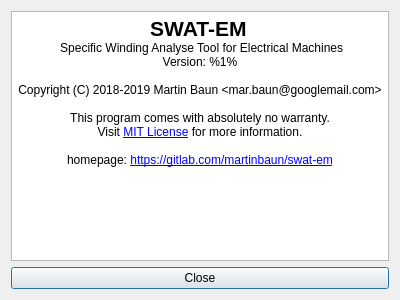
Qt form swat_em/ui/About.ui (mjfwest/swat-em) before a commit.
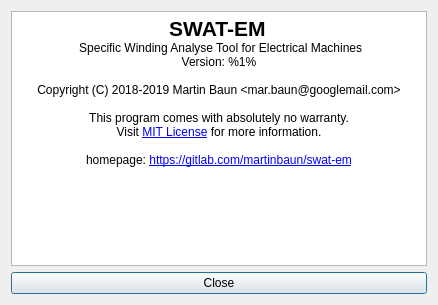
The same form after that commit. Icons and pictures are not drawn.

Diff of the .ui file:
```diff
--- a/swat_em/ui/About.ui
+++ b/swat_em/ui/About.ui
@@ -6,8 +6,8 @@
    <rect>
     <x>0</x>
     <y>0</y>
-    <width>400</width>
-    <height>300</height>
+    <width>438</width>
+    <height>305</height>
    </rect>
   </property>
   <property name="windowTitle">
@@ -34,9 +34,7 @@
 &lt;p align=&quot;center&quot; style=&quot; margin-top:0px; margin-bottom:0px; margin-left:0px; margin-right:0px; -qt-block-indent:0; text-indent:0px;&quot;&gt;This program comes with absolutely no warranty.&lt;/p&gt;
 &lt;p align=&quot;center&quot; style=&quot; margin-top:0px; margin-bottom:0px; margin-left:0px; margin-right:0px; -qt-block-indent:0; text-indent:0px;&quot;&gt;Visit &lt;a href=&quot;http://opensource.org/licenses/MIT&quot;&gt;&lt;span style=&quot; text-decoration: underline; color:#0000ff;&quot;&gt;MIT License&lt;/span&gt;&lt;/a&gt; for more information.&lt;/p&gt;
 &lt;p align=&quot;center&quot; style=&quot;-qt-paragraph-type:empty; margin-top:0px; margin-bottom:0px; margin-left:0px; margin-right:0px; -qt-block-indent:0; text-indent:0px;&quot;&gt;&lt;br /&gt;&lt;/p&gt;
-&lt;p align=&quot;center&quot; style=&quot; margin-top:0px; margin-bottom:0px; margin-left:0px; margin-right:0px; -qt-block-indent:0; text-indent:0px;&quot;&gt;homepage: &lt;a href=&quot;https://gitlab.com/martinbaun/swat-em&quot;&gt;&lt;span style=&quot; text-decoration: underline; color:#0000ff;&quot;&gt;https://gitlab.com/martinbaun/swat-em&lt;/span&gt;&lt;/a&gt;&lt;/p&gt;
-&lt;p style=&quot;-qt-paragraph-type:empty; margin-top:0px; margin-bottom:0px; margin-left:0px; margin-right:0px; -qt-block-indent:0; text-indent:0px;&quot;&gt;&lt;br /&gt;&lt;/p&gt;
-&lt;p style=&quot;-qt-paragraph-type:empty; margin-top:0px; margin-bottom:0px; margin-left:0px; margin-right:0px; -qt-block-indent:0; text-indent:0px;&quot;&gt;&lt;br /&gt;&lt;/p&gt;&lt;/body&gt;&lt;/html&gt;</string>
+&lt;p align=&quot;center&quot; style=&quot; margin-top:0px; margin-bottom:0px; margin-left:0px; margin-right:0px; -qt-block-indent:0; text-indent:0px;&quot;&gt;homepage: &lt;a href=&quot;https://gitlab.com/martinbaun/swat-em&quot;&gt;&lt;span style=&quot; text-decoration: underline; color:#0000ff;&quot;&gt;https://gitlab.com/martinbaun/swat-em&lt;/span&gt;&lt;/a&gt;&lt;/p&gt;&lt;/body&gt;&lt;/html&gt;</string>
      </property>
      <property name="openExternalLinks">
       <bool>true</bool>
```
Left out of the diff: 4 changed lines with no effect on the pictures.
